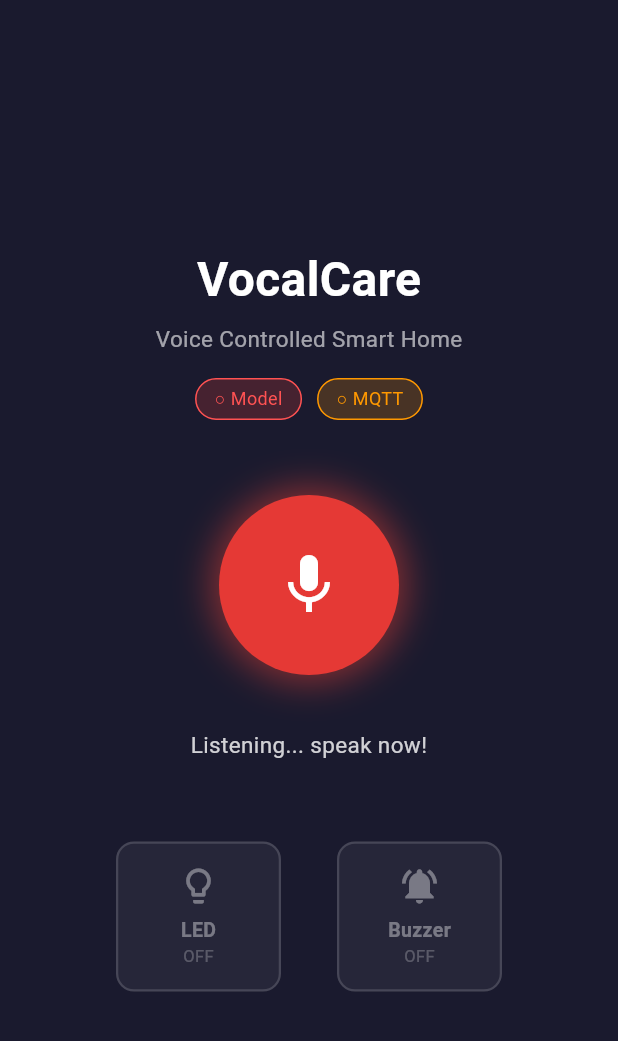
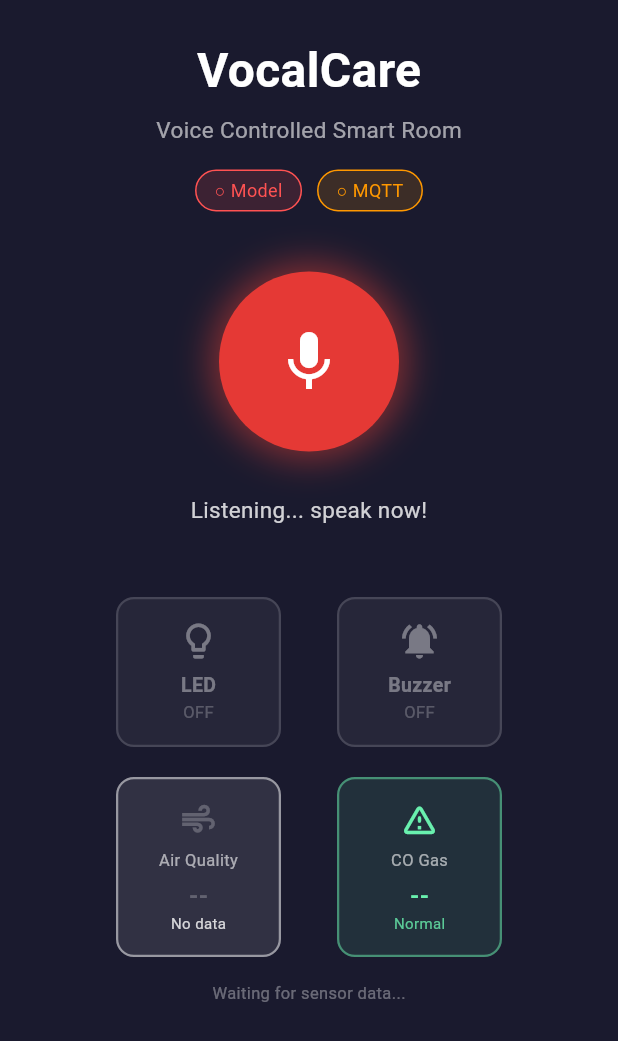
Before and after one commit to yugcodes-bit/VocalCare, a Flutter app: the screen it shows after launch, after a tap on the "mic none" icon, on a phone screen of 412 x 824 dp. Shown: the top 1041 px of the screen. Run offline on Flutter 3.47's test engine with Material 3 defaults, Android fonts, the phone set to English and light mode, and no system bars; our stand-ins replace permission_handler; missing offline and left inert: flutter_sound, mqtt_client, tflite_flutter, wav; statements that could not run were skipped.

Commit message:
got MQ135 and M7 working and communicating over WIFI

```diff
--- a/vocalcare_app/lib/main.dart
+++ b/vocalcare_app/lib/main.dart
@@ -1,3 +1,4 @@
+import 'dart:convert';
 import 'package:flutter/material.dart';
 import 'package:permission_handler/permission_handler.dart';
 import 'package:flutter_sound/flutter_sound.dart';
@@ -56,7 +57,13 @@ class _HomePageState extends State<HomePage> {
   String _predictedCommand = '';
   String? _lastRecordedPath;
 
-  // ── Commands ──────────────────────────────────
+  // ── Sensor state (from ESP8266) ───────────────
+  int    _airQuality = 0;
+  String _coStatus   = 'UNKNOWN';
+
+  // ── Commands — must match model training order ─
+  // Keep all 8 — indices must match model output
+  // "stop" (index 4) is remapped to "go" before publishing
   final List<String> _commands = [
     'on', 'off', 'yes', 'no', 'stop', 'go', 'up', 'down'
   ];
@@ -111,7 +118,7 @@ class _HomePageState extends State<HomePage> {
   }
 
   // ─────────────────────────────────────────────
-  // MQTT connect
+  // MQTT connect + subscribe to both topics
   // ─────────────────────────────────────────────
   Future<void> _connectMQTT() async {
     try {
@@ -136,6 +143,25 @@ class _HomePageState extends State<HomePage> {
           MqttConnectionState.connected) {
         setState(() => _mqttConnected = true);
         print('MQTT connected successfully!');
+
+        // Subscribe to sensor topic (ESP8266 → App)
+        _mqttClient!.subscribe('vocalcare/sensors', MqttQos.atMostOnce);
+        print('Subscribed to vocalcare/sensors');
+
+        // Listen for incoming messages
+        _mqttClient!.updates!.listen(
+          (List<MqttReceivedMessage<MqttMessage>> messages) {
+            for (final msg in messages) {
+              final recMess = msg.payload as MqttPublishMessage;
+              final payload = MqttPublishPayload.bytesToStringAsString(
+                  recMess.payload.message);
+
+              if (msg.topic == 'vocalcare/sensors') {
+                _parseSensorData(payload);
+              }
+            }
+          },
+        );
       } else {
         setState(() => _mqttConnected = false);
         print('MQTT not connected: ${_mqttClient!.connectionStatus}');
@@ -147,21 +173,38 @@ class _HomePageState extends State<HomePage> {
   }
 
   // ─────────────────────────────────────────────
+  // Parse sensor JSON from ESP8266
+  // Format: {"air_quality":214,"co_status":"SAFE"}
+  // ─────────────────────────────────────────────
+  void _parseSensorData(String payload) {
+    try {
+      final data = jsonDecode(payload);
+      setState(() {
+        _airQuality = (data['air_quality'] as num?)?.toInt() ?? 0;
+        _coStatus   = data['co_status']?.toString() ?? 'UNKNOWN';
+      });
+      print('Sensor update → AQI: $_airQuality | CO: $_coStatus');
+    } catch (e) {
+      print('Sensor parse error: $e | raw: $payload');
+    }
+  }
+
+  // ─────────────────────────────────────────────
   // Publish command to ESP8266
   // ─────────────────────────────────────────────
   void _publishCommand(String command) async {
     try {
-    // Check actual state, not just our flag
       if (_mqttClient == null ||
-        _mqttClient!.connectionStatus!.state != MqttConnectionState.connected) {
+          _mqttClient!.connectionStatus!.state !=
+              MqttConnectionState.connected) {
         print('MQTT disconnected — reconnecting...');
         setState(() => _mqttConnected = false);
         await _connectMQTT();
-      // Wait a moment for connection to establish
         await Future.delayed(const Duration(milliseconds: 500));
       }
 
-    if (_mqttClient!.connectionStatus!.state != MqttConnectionState.connected) {
+      if (_mqttClient!.connectionStatus!.state !=
+          MqttConnectionState.connected) {
         print('Still not connected — cannot publish');
         return;
       }
@@ -173,7 +216,7 @@ class _HomePageState extends State<HomePage> {
         MqttQos.atMostOnce,
         builder.payload!,
       );
-    print('Published successfully: $command');
+      print('Published: $command');
     } catch (e) {
       print('Publish error: $e');
     }
@@ -245,6 +288,8 @@ class _HomePageState extends State<HomePage> {
 
   // ─────────────────────────────────────────────
   // Run TFLite inference
+  // NOTE: if model predicts "stop" (index 4), we
+  //       remap it to "go" before publishing
   // ─────────────────────────────────────────────
   Future<String?> _runInference(List<List<double>> melSpec) async {
     if (_interpreter == null) return null;
@@ -260,7 +305,7 @@ class _HomePageState extends State<HomePage> {
 
       final probs = output[0];
       double maxProb = 0.0;
-      int maxIdx = 0;
+      int    maxIdx  = 0;
       for (int i = 0; i < probs.length; i++) {
         if (probs[i] > maxProb) {
           maxProb = probs[i];
@@ -272,8 +317,12 @@ class _HomePageState extends State<HomePage> {
             '(${(maxProb * 100).toStringAsFixed(1)}%)');
 
       if (maxProb > 0.40) {
-        final command = _commands[maxIdx];
-        _publishCommand(command);  // send to ESP8266
+        String command = _commands[maxIdx];
+
+        // Remap stop → go (stop removed from ESP8266 handler)
+        if (command == 'stop') command = 'go';
+
+        _publishCommand(command);
         return '$command (${(maxProb * 100).toStringAsFixed(1)}%)';
       } else {
         return 'unclear (${(maxProb * 100).toStringAsFixed(1)}%)';
@@ -294,19 +343,46 @@ class _HomePageState extends State<HomePage> {
   }
 
   // ─────────────────────────────────────────────
+  // Helpers
+  // ─────────────────────────────────────────────
+  Color _aqiColor() {
+    if (_airQuality == 0)    return Colors.white24;
+    if (_airQuality < 300)   return Colors.greenAccent;
+    if (_airQuality < 600)   return Colors.orangeAccent;
+    return Colors.redAccent;
+  }
+
+  String _aqiLabel() {
+    if (_airQuality == 0)   return 'No data';
+    if (_airQuality < 300)  return 'Good';
+    if (_airQuality < 600)  return 'Moderate';
+    return 'Poor';
+  }
+
+  // ─────────────────────────────────────────────
   // UI
   // ─────────────────────────────────────────────
   @override
   Widget build(BuildContext context) {
+    final bool ledOn = _predictedCommand.startsWith('on') ||
+        _predictedCommand.startsWith('yes') ||
+        _predictedCommand.startsWith('up') ||
+        _predictedCommand.startsWith('go');
+
+    final bool buzzerOn = _predictedCommand.startsWith('go');
+    final bool coDanger = _coStatus == 'DANGER';
+
     return Scaffold(
       backgroundColor: const Color(0xFF1A1A2E),
       body: SafeArea(
+        child: SingleChildScrollView(
+          padding: const EdgeInsets.symmetric(vertical: 24),
           child: Center(
             child: Column(
               mainAxisAlignment: MainAxisAlignment.center,
               children: [
 
-              // Title
+                // ── Title ───────────────────────────────
                 const Text(
                   'VocalCare',
                   style: TextStyle(
@@ -317,7 +393,7 @@ class _HomePageState extends State<HomePage> {
                 ),
                 const SizedBox(height: 6),
                 Text(
-                'Voice Controlled Smart Home',
+                  'Voice Controlled Smart Room',
                   style: TextStyle(
                     fontSize: 15,
                     color: Colors.white.withOpacity(0.6),
@@ -326,69 +402,26 @@ class _HomePageState extends State<HomePage> {
 
                 const SizedBox(height: 16),
 
-              // Status indicators row
+                // ── Connection status row ────────────────
                 Row(
                   mainAxisAlignment: MainAxisAlignment.center,
                   children: [
-                  // Model status
-                  Container(
-                    padding: const EdgeInsets.symmetric(
-                        horizontal: 12, vertical: 4),
-                    decoration: BoxDecoration(
-                      color: _interpreter != null
-                          ? Colors.green.withOpacity(0.2)
-                          : Colors.red.withOpacity(0.2),
-                      borderRadius: BorderRadius.circular(20),
-                      border: Border.all(
-                        color: _interpreter != null
-                            ? Colors.greenAccent
-                            : Colors.redAccent,
+                    _statusChip(
+                      label: 'Model',
+                      active: _interpreter != null,
                     ),
-                    ),
-                    child: Text(
-                      _interpreter != null ? '● Model' : '○ Model',
-                      style: TextStyle(
-                        fontSize: 12,
-                        color: _interpreter != null
-                            ? Colors.greenAccent
-                            : Colors.redAccent,
-                      ),
-                    ),
-                  ),
-
                     const SizedBox(width: 10),
-
-                  // MQTT status
-                  Container(
-                    padding: const EdgeInsets.symmetric(
-                        horizontal: 12, vertical: 4),
-                    decoration: BoxDecoration(
-                      color: _mqttConnected
-                          ? Colors.green.withOpacity(0.2)
-                          : Colors.orange.withOpacity(0.2),
-                      borderRadius: BorderRadius.circular(20),
-                      border: Border.all(
-                        color: _mqttConnected
-                            ? Colors.greenAccent
-                            : Colors.orange,
-                      ),
-                    ),
-                    child: Text(
-                      _mqttConnected ? '● MQTT' : '○ MQTT',
-                      style: TextStyle(
-                        fontSize: 12,
-                        color: _mqttConnected
-                            ? Colors.greenAccent
-                            : Colors.orange,
-                      ),
-                    ),
+                    _statusChip(
+                      label: 'MQTT',
+                      active: _mqttConnected,
+                      inactiveColor: Colors.orange,
                     ),
                   ],
                 ),
 
-              const SizedBox(height: 50),
+                const SizedBox(height: 40),
 
-              // Mic button
+                // ── Mic button ──────────────────────────
                 GestureDetector(
                   onTap: _isRecording ? null : _startRecording,
                   child: AnimatedContainer(
@@ -416,9 +449,9 @@ class _HomePageState extends State<HomePage> {
                   ),
                 ),
 
-              const SizedBox(height: 36),
+                const SizedBox(height: 28),
 
-              // Status text
+                // ── Status text ─────────────────────────
                 Padding(
                   padding: const EdgeInsets.symmetric(horizontal: 32),
                   child: Text(
@@ -431,9 +464,9 @@ class _HomePageState extends State<HomePage> {
                   ),
                 ),
 
-              const SizedBox(height: 24),
+                const SizedBox(height: 20),
 
-              // Predicted command box
+                // ── Predicted command box ───────────────
                 if (_predictedCommand.isNotEmpty)
                   Container(
                     padding: const EdgeInsets.symmetric(
@@ -456,32 +489,102 @@ class _HomePageState extends State<HomePage> {
                     ),
                   ),
 
-              const SizedBox(height: 30),
+                const SizedBox(height: 28),
 
-              // Hardware status display
+                // ── Hardware status row ─────────────────
                 Padding(
                   padding: const EdgeInsets.symmetric(horizontal: 40),
                   child: Row(
                     mainAxisAlignment: MainAxisAlignment.spaceEvenly,
                     children: [
-                    _hardwareCard('LED', Icons.lightbulb_outline,
-                        _predictedCommand.startsWith('on') ||
-                        _predictedCommand.startsWith('yes') ||
-                        _predictedCommand.startsWith('up') ||
-                        _predictedCommand.startsWith('go')),
-                    _hardwareCard('Buzzer', Icons.notifications_active,
-                        _predictedCommand.startsWith('stop')),
+                      _hardwareCard(
+                        'LED',
+                        Icons.lightbulb_outline,
+                        ledOn,
+                      ),
+                      _hardwareCard(
+                        'Buzzer',
+                        Icons.notifications_active,
+                        buzzerOn,
+                      ),
                     ],
                   ),
                 ),
+
+                const SizedBox(height: 20),
+
+                // ── Sensor data row ─────────────────────
+                Padding(
+                  padding: const EdgeInsets.symmetric(horizontal: 40),
+                  child: Row(
+                    mainAxisAlignment: MainAxisAlignment.spaceEvenly,
+                    children: [
+
+                      // Air Quality card
+                      _sensorCard(
+                        title: 'Air Quality',
+                        icon: Icons.air,
+                        value: _airQuality == 0 ? '--' : '$_airQuality',
+                        subtitle: _aqiLabel(),
+                        color: _aqiColor(),
+                      ),
+
+                      // CO Status card
+                      _sensorCard(
+                        title: 'CO Gas',
+                        icon: Icons.warning_amber_rounded,
+                        value: _coStatus == 'UNKNOWN' ? '--' : _coStatus,
+                        subtitle: coDanger ? '⚠ Danger!' : 'Normal',
+                        color: coDanger ? Colors.redAccent : Colors.greenAccent,
+                      ),
                     ],
+                  ),
+                ),
+
+                const SizedBox(height: 16),
+
+                // ── Sensor source note ──────────────────
+                Text(
+                  _airQuality == 0
+                      ? 'Waiting for sensor data...'
+                      : 'Live from ESP8266 · updates every 5s',
+                  style: TextStyle(
+                    fontSize: 11,
+                    color: Colors.white.withOpacity(0.35),
+                  ),
+                ),
+
+                const SizedBox(height: 16),
+              ],
+            ),
           ),
         ),
       ),
     );
   }
 
-  // Hardware status card widget
+  // ── Status chip widget ──────────────────────
+  Widget _statusChip({
+    required String label,
+    required bool active,
+    Color inactiveColor = Colors.redAccent,
+  }) {
+    final color = active ? Colors.greenAccent : inactiveColor;
+    return Container(
+      padding: const EdgeInsets.symmetric(horizontal: 12, vertical: 4),
+      decoration: BoxDecoration(
+        color: color.withOpacity(0.15),
+        borderRadius: BorderRadius.circular(20),
+        border: Border.all(color: color),
+      ),
+      child: Text(
+        active ? '● $label' : '○ $label',
+        style: TextStyle(fontSize: 12, color: color),
+      ),
+    );
+  }
+
+  // ── Hardware card widget ────────────────────
   Widget _hardwareCard(String label, IconData icon, bool isActive) {
     return Container(
       width: 110,
@@ -522,4 +625,52 @@ class _HomePageState extends State<HomePage> {
       ),
     );
   }
+
+  // ── Sensor card widget ──────────────────────
+  Widget _sensorCard({
+    required String title,
+    required IconData icon,
+    required String value,
+    required String subtitle,
+    required Color color,
+  }) {
+    return Container(
+      width: 110,
+      padding: const EdgeInsets.symmetric(vertical: 14, horizontal: 8),
+      decoration: BoxDecoration(
+        color: color.withOpacity(0.1),
+        borderRadius: BorderRadius.circular(12),
+        border: Border.all(color: color.withOpacity(0.5), width: 1.5),
+      ),
+      child: Column(
+        children: [
+          Icon(icon, color: color, size: 26),
+          const SizedBox(height: 6),
+          Text(
+            title,
+            style: TextStyle(
+              fontSize: 11,
+              color: Colors.white.withOpacity(0.6),
+            ),
+          ),
+          const SizedBox(height: 4),
+          Text(
+            value,
+            style: TextStyle(
+              fontSize: 16,
+              fontWeight: FontWeight.bold,
+              color: color,
+            ),
+          ),
+          Text(
+            subtitle,
+            style: TextStyle(
+              fontSize: 10,
+              color: color.withOpacity(0.8),
+            ),
+          ),
+        ],
+      ),
+    );
   }
+}
```
Also changed, not shown: 4 other files. Lines whose indentation alone changed are shown as unchanged.
